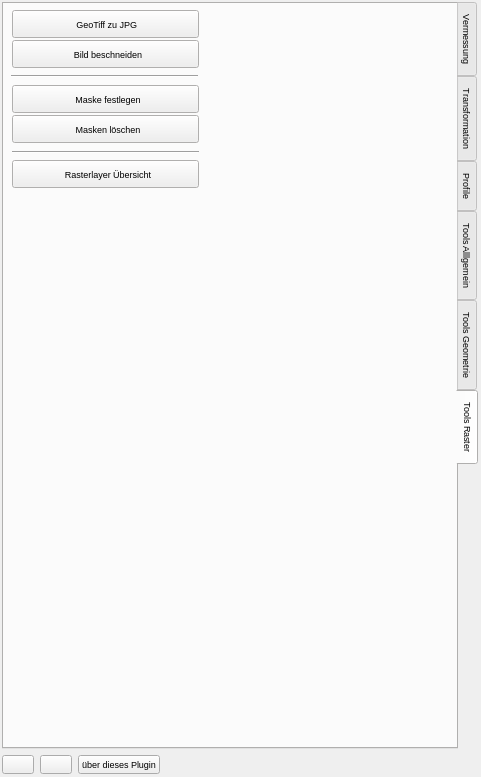
Landesamt-fuer-Archaeologie-Sachsen/Tachy2GIS_arch, file utils/t2g_arch_dockwidget_base.ui: the form before one commit.
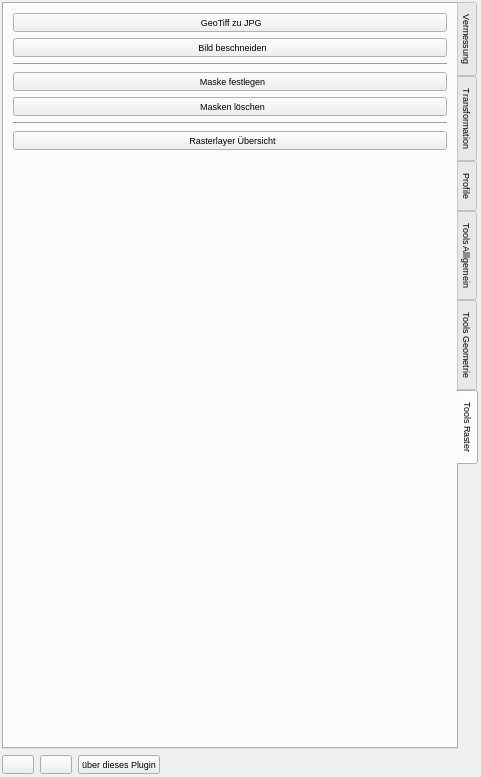
The form after the commit. The open tabs and pages were chosen to show the change. Icons and pictures are not drawn. Custom widgets are drawn as their Qt base class.

Commit message: layout for raster tab

```diff
--- a/utils/t2g_arch_dockwidget_base.ui
+++ b/utils/t2g_arch_dockwidget_base.ui
@@ -1421,66 +1421,9 @@
          <attribute name="title">
           <string>Tools Raster</string>
          </attribute>
-         <widget class="QPushButton" name="pushButton_11">
-          <property name="geometry">
-           <rect>
-            <x>8</x>
-            <y>156</y>
-            <width>187</width>
-            <height>28</height>
-           </rect>
-          </property>
-          <property name="text">
-           <string>  Rasterlayer Übersicht</string>
-          </property>
-          <property name="icon">
-           <iconset>
-            <normaloff>../Icons/Thumbs.gif</normaloff>../Icons/Thumbs.gif</iconset>
-          </property>
-         </widget>
-         <widget class="QPushButton" name="pushButton_5">
-          <property name="geometry">
-           <rect>
-            <x>8</x>
-            <y>36</y>
-            <width>187</width>
-            <height>28</height>
-           </rect>
-          </property>
-          <property name="text">
-           <string>  Bild beschneiden</string>
-          </property>
-          <property name="icon">
-           <iconset>
-            <normaloff>../Icons/cut.gif</normaloff>../Icons/cut.gif</iconset>
-          </property>
-         </widget>
-         <widget class="QPushButton" name="pushButton_7">
-          <property name="geometry">
-           <rect>
-            <x>8</x>
-            <y>111</y>
-            <width>187</width>
-            <height>28</height>
-           </rect>
-          </property>
-          <property name="text">
-           <string>  Masken löschen</string>
-          </property>
-          <property name="icon">
-           <iconset>
-            <normaloff>../Icons/cutmaskdel.gif</normaloff>../Icons/cutmaskdel.gif</iconset>
-          </property>
-         </widget>
+         <layout class="QVBoxLayout" name="verticalLayout_8">
+          <item>
          <widget class="QPushButton" name="pushButton_4">
-          <property name="geometry">
-           <rect>
-            <x>8</x>
-            <y>6</y>
-            <width>187</width>
-            <height>28</height>
-           </rect>
-          </property>
           <property name="text">
            <string> GeoTiff zu JPG</string>
           </property>
@@ -1495,15 +1438,27 @@
            </size>
           </property>
          </widget>
+          </item>
+          <item>
+           <widget class="QPushButton" name="pushButton_5">
+            <property name="text">
+             <string>  Bild beschneiden</string>
+            </property>
+            <property name="icon">
+             <iconset>
+              <normaloff>../Icons/cut.gif</normaloff>../Icons/cut.gif</iconset>
+            </property>
+           </widget>
+          </item>
+          <item>
+           <widget class="Line" name="line_2">
+            <property name="orientation">
+             <enum>Qt::Horizontal</enum>
+            </property>
+           </widget>
+          </item>
+          <item>
          <widget class="QPushButton" name="pushButton_6">
-          <property name="geometry">
-           <rect>
-            <x>8</x>
-            <y>81</y>
-            <width>187</width>
-            <height>28</height>
-           </rect>
-          </property>
           <property name="text">
            <string>  Maske festlegen</string>
           </property>
@@ -1512,32 +1467,50 @@
             <normaloff>../Icons/cutmask.gif</normaloff>../Icons/cutmask.gif</iconset>
           </property>
          </widget>
-         <widget class="Line" name="line_2">
-          <property name="geometry">
-           <rect>
-            <x>7</x>
-            <y>64</y>
-            <width>187</width>
-            <height>16</height>
-           </rect>
-          </property>
-          <property name="orientation">
-           <enum>Qt::Horizontal</enum>
-          </property>
-         </widget>
+          </item>
+          <item>
+           <widget class="QPushButton" name="pushButton_7">
+            <property name="text">
+             <string>  Masken löschen</string>
+            </property>
+            <property name="icon">
+             <iconset>
+              <normaloff>../Icons/cutmaskdel.gif</normaloff>../Icons/cutmaskdel.gif</iconset>
+            </property>
+           </widget>
+          </item>
+          <item>
          <widget class="Line" name="line_3">
-          <property name="geometry">
-           <rect>
-            <x>8</x>
-            <y>140</y>
-            <width>187</width>
-            <height>16</height>
-           </rect>
-          </property>
           <property name="orientation">
            <enum>Qt::Horizontal</enum>
           </property>
          </widget>
+          </item>
+          <item>
+           <widget class="QPushButton" name="pushButton_11">
+            <property name="text">
+             <string>  Rasterlayer Übersicht</string>
+            </property>
+            <property name="icon">
+             <iconset>
+              <normaloff>../Icons/Thumbs.gif</normaloff>../Icons/Thumbs.gif</iconset>
+            </property>
+           </widget>
+          </item>
+          <item>
+           <spacer name="verticalSpacer_3">
+            <property name="orientation">
+             <enum>Qt::Vertical</enum>
+            </property>
+            <property name="sizeHint" stdset="0">
+             <size>
+              <width>20</width>
+              <height>473</height>
+             </size>
+            </property>
+           </spacer>
+          </item>
+         </layout>
         </widget>
        </widget>
       </item>
```
Lines whose indentation alone changed are shown as unchanged.
